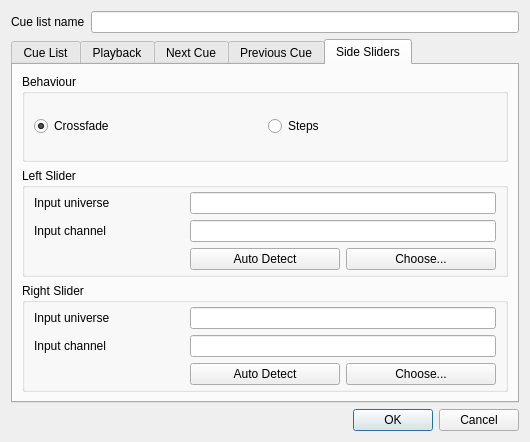
Above: ui/src/virtualconsole/vccuelistproperties.ui from mcallegari/qlcplus before the change. Below: the same form after it.
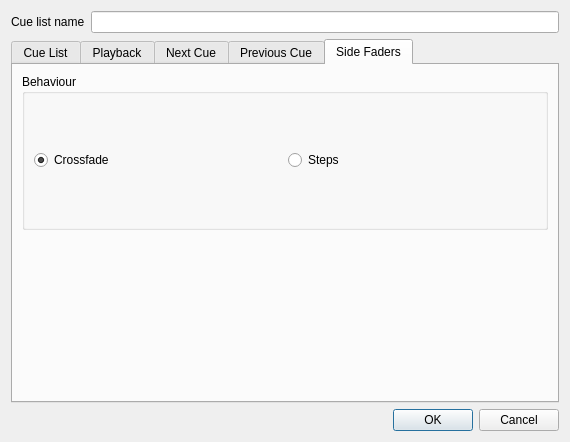
That is the form after the change. The open tabs and pages were chosen to show the change. Icons and pictures are not drawn.

Commit message:
VC/Cue List: use the new InputSelectionWidget
InputSelectionWidget: Added necessary methods and fixed layout

What changed in the file:
```diff
--- a/ui/src/virtualconsole/vccuelistproperties.ui
+++ b/ui/src/virtualconsole/vccuelistproperties.ui
@@ -6,7 +6,7 @@
    <rect>
     <x>0</x>
     <y>0</y>
-    <width>530</width>
+    <width>570</width>
     <height>442</height>
    </rect>
   </property>
@@ -603,7 +603,7 @@
      </widget>
      <widget class="QWidget" name="SideSliders">
       <attribute name="title">
-       <string>Side Sliders</string>
+       <string>Side Faders</string>
       </attribute>
       <layout class="QVBoxLayout" name="verticalLayout_4">
        <item>
@@ -639,133 +639,28 @@
         </widget>
        </item>
        <item>
-        <widget class="QGroupBox" name="groupBox_7">
-         <property name="title">
-          <string>Left Slider</string>
+        <widget class="QFrame" name="frame">
+         <property name="frameShape">
+          <enum>QFrame::NoFrame</enum>
          </property>
-         <layout class="QGridLayout" name="gridLayout_6">
-          <property name="topMargin">
-           <number>4</number>
-          </property>
-          <property name="bottomMargin">
-           <number>4</number>
-          </property>
-          <item row="0" column="0">
-           <widget class="QLabel" name="label_7">
-            <property name="text">
-             <string>Input universe</string>
-            </property>
-           </widget>
-          </item>
-          <item row="0" column="1" colspan="2">
-           <widget class="QLineEdit" name="m_cf1InputUniverseEdit">
-            <property name="toolTip">
-             <string>Input universe for stopping the cue list</string>
-            </property>
-           </widget>
-          </item>
-          <item row="1" column="0">
-           <widget class="QLabel" name="label_8">
-            <property name="text">
-             <string>Input channel</string>
-            </property>
-           </widget>
-          </item>
-          <item row="1" column="1" colspan="2">
-           <widget class="QLineEdit" name="m_cf1InputChannelEdit">
-            <property name="toolTip">
-             <string>Input channel for stopping the cue list</string>
-            </property>
-           </widget>
-          </item>
-          <item row="2" column="1">
-           <widget class="QPushButton" name="m_cf1AutoDetectInputButton">
-            <property name="toolTip">
-             <string>When toggled, you can click an external button to assign it as the control that stops the cue list</string>
-            </property>
-            <property name="text">
-             <string>Auto Detect</string>
-            </property>
-            <property name="checkable">
-             <bool>true</bool>
-            </property>
-           </widget>
-          </item>
-          <item row="2" column="2">
-           <widget class="QPushButton" name="m_cf1ChooseInputButton">
-            <property name="toolTip">
-             <string>Choose an input universe/channel for stopping the cue list</string>
-            </property>
-            <property name="text">
-             <string>Choose...</string>
-            </property>
-           </widget>
-          </item>
-         </layout>
-        </widget>
-       </item>
-       <item>
-        <widget class="QGroupBox" name="groupBox_8">
-         <property name="title">
-          <string>Right Slider</string>
+         <property name="frameShadow">
+          <enum>QFrame::Raised</enum>
          </property>
-         <layout class="QGridLayout" name="gridLayout_7">
+         <layout class="QVBoxLayout" name="verticalLayout_6">
+          <property name="leftMargin">
+           <number>0</number>
+          </property>
           <property name="topMargin">
-           <number>4</number>
+           <number>0</number>
           </property>
+          <property name="rightMargin">
+           <number>0</number>
+          </property>
           <property name="bottomMargin">
-           <number>4</number>
+           <number>0</number>
           </property>
-          <item row="0" column="0">
-           <widget class="QLabel" name="label_9">
-            <property name="text">
-             <string>Input universe</string>
-            </property>
-           </widget>
-          </item>
-          <item row="0" column="1" colspan="2">
-           <widget class="QLineEdit" name="m_cf2InputUniverseEdit">
-            <property name="toolTip">
-             <string>Input universe for stopping the cue list</string>
-            </property>
-           </widget>
-          </item>
-          <item row="1" column="0">
-           <widget class="QLabel" name="label_10">
-            <property name="text">
-             <string>Input channel</string>
-            </property>
-           </widget>
-          </item>
-          <item row="1" column="1" colspan="2">
-           <widget class="QLineEdit" name="m_cf2InputChannelEdit">
-            <property name="toolTip">
-             <string>Input channel for stopping the cue list</string>
-            </property>
-           </widget>
-          </item>
-          <item row="2" column="1">
-           <widget class="QPushButton" name="m_cf2AutoDetectInputButton">
-            <property name="toolTip">
-             <string>When toggled, you can click an external button to assign it as the control that stops the cue list</string>
-            </property>
-            <property name="text">
-             <string>Auto Detect</string>
-            </property>
-            <property name="checkable">
-             <bool>true</bool>
-            </property>
-           </widget>
-          </item>
-          <item row="2" column="2">
-           <widget class="QPushButton" name="m_cf2ChooseInputButton">
-            <property name="toolTip">
-             <string>Choose an input universe/channel for stopping the cue list</string>
-            </property>
-            <property name="text">
-             <string>Choose...</string>
-            </property>
-           </widget>
+          <item>
+           <layout class="QVBoxLayout" name="m_crossFadeLayout"/>
           </item>
          </layout>
         </widget>
```
Left out of the diff: 384 changed lines with no effect on the pictures. The commit also changes 5 other files.
